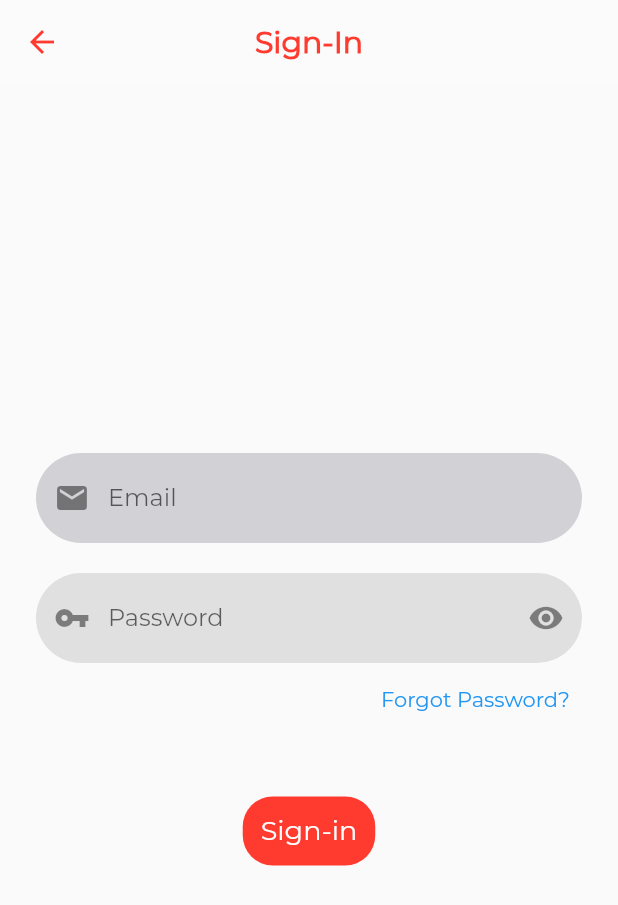
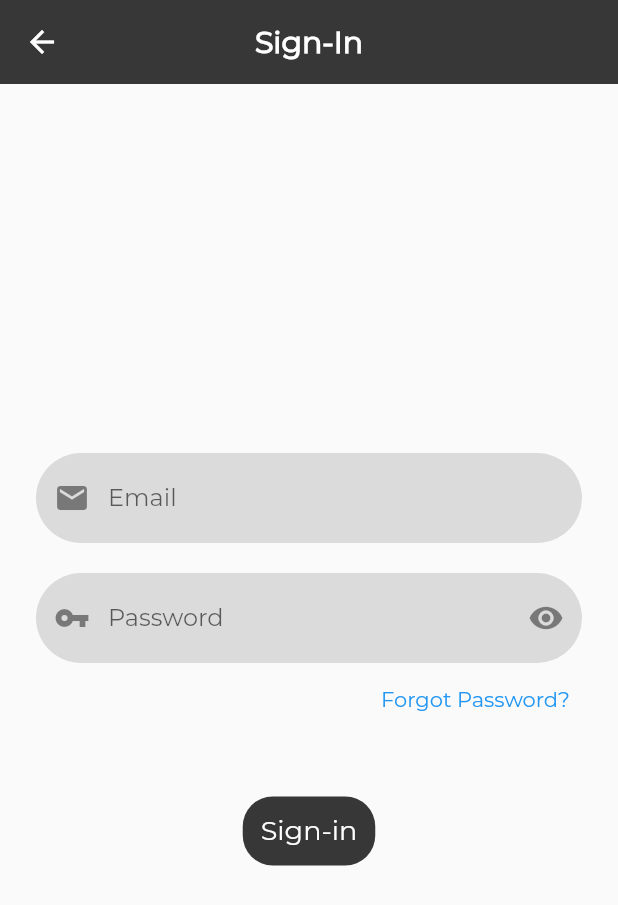
Before and after one commit to ritamk/decorator, a Flutter app: the screen it shows after launch, after a tap on "Sign-in", on a phone screen of 412 x 824 dp. Shown: the top 905 px of the screen. Run offline on Flutter 3.47's test engine with Material 2 defaults, Android fonts, the phone set to English and light mode, and no system bars; our stand-ins replace cloud_firestore, firebase_auth, firebase_core, flutter_riverpod, shared_preferences; accounts and stored records are empty.

Commit message:
basic structure created

```diff
--- a/lib/main.dart
+++ b/lib/main.dart
@@ -1,7 +1,7 @@
 import 'package:decorator/controller/shared_pref.dart';
+import 'package:decorator/shared/constants.dart';
 import 'package:decorator/wrapper.dart';
 import 'package:firebase_core/firebase_core.dart';
-import 'package:flutter/cupertino.dart';
 import 'package:flutter/material.dart';
 
 void main() async {
@@ -19,7 +19,7 @@ class MyApp extends StatelessWidget {
     return MaterialApp(
       title: 'Decorator App',
       theme: mainTheme(),
-      color: CupertinoColors.systemRed,
+      color: buttonCol,
       home: const Wrapper(),
     );
   }
@@ -29,35 +29,22 @@ ThemeData mainTheme() {
   return ThemeData(
     fontFamily: "Montserrat",
     dividerColor: const Color.fromARGB(0, 0, 0, 0),
-    bottomNavigationBarTheme: const BottomNavigationBarThemeData(
-      backgroundColor: Color.fromARGB(76, 255, 255, 255),
-      elevation: 0.0,
-    ),
+    // bottomNavigationBarTheme: const BottomNavigationBarThemeData(
+    //   backgroundColor: Color.fromARGB(76, 255, 255, 255),
+    //   elevation: 0.0,
+    // ),
     appBarTheme: const AppBarTheme(
       centerTitle: true,
       elevation: 0.0,
       titleTextStyle: TextStyle(
         fontSize: 20.0,
-        color: CupertinoColors.systemRed,
+        color: buttonTextCol,
         fontWeight: FontWeight.bold,
         fontFamily: "Montserrat",
       ),
-      backgroundColor: Color.fromARGB(76, 255, 255, 255),
-      foregroundColor: CupertinoColors.systemRed,
+      backgroundColor: buttonCol,
+      foregroundColor: buttonTextCol,
     ),
     primarySwatch: Colors.red,
   );
 }
-
-// CupertinoThemeData mainTheme() {
-//   return const CupertinoThemeData(
-//     primaryColor: CupertinoColors.systemRed,
-//     primaryContrastingColor: CupertinoColors.white,
-//     textTheme: CupertinoTextThemeData(
-//       primaryColor: CupertinoColors.white,
-//       textStyle: TextStyle(fontFamily: "Montserrat"),
-//     ),
-//     barBackgroundColor: CupertinoColors.white,
-//     scaffoldBackgroundColor: CupertinoColors.systemRed,
-//   );
-// }
--- a/lib/shared/constants.dart
+++ b/lib/shared/constants.dart
@@ -1,3 +1,5 @@
+// ignore_for_file: constant_identifier_names
+
 import 'package:flutter/cupertino.dart';
 import 'package:flutter/material.dart';
 
@@ -11,35 +13,9 @@ const List<String> ITEMS = <String>[
   "Balloon",
 ];
 
-ButtonStyle authSignInBtnStyle() {
-  return ButtonStyle(
-    backgroundColor: MaterialStateProperty.all(CupertinoColors.systemRed),
-    foregroundColor: MaterialStateProperty.all(CupertinoColors.white),
-    shape: MaterialStateProperty.all(
-        RoundedRectangleBorder(borderRadius: BorderRadius.circular(20.0))),
-    alignment: Alignment.center,
-  );
-}
+const Text decoratorText = Text("DECORATOR'S",
+    style: TextStyle(fontWeight: FontWeight.bold, fontSize: 26.0));
 
-InputDecoration authTextInputDecoration(
-    String label, IconData suffixIcon, String? prefix) {
-  return InputDecoration(
-    prefixText: prefix ?? "",
-    contentPadding: const EdgeInsets.all(20.0),
-    fillColor: CupertinoColors.systemGrey4,
-    filled: true,
-    prefixIcon: Icon(suffixIcon),
-    labelText: label,
-    floatingLabelBehavior: FloatingLabelBehavior.never,
-    border: textFieldBorder(),
-    focusedBorder: textFieldBorder(),
-    errorBorder: textFieldBorder(),
-  );
-}
-
-OutlineInputBorder textFieldBorder() {
-  return OutlineInputBorder(
-    borderSide: BorderSide.none,
-    borderRadius: BorderRadius.circular(30.0),
-  );
-}
+const Color buttonCol = Color.fromARGB(255, 55, 55, 55);
+const Color buttonTextCol = Color.fromARGB(255, 255, 255, 255);
+const Color formFieldCol = Color.fromARGB(255, 219, 219, 219);
--- a/lib/shared/loading.dart
+++ b/lib/shared/loading.dart
@@ -1,5 +1,4 @@
 import 'package:flutter/cupertino.dart';
-import 'package:flutter/material.dart';
 
 class Loading extends StatelessWidget {
   const Loading({Key? key, required this.white, this.rad}) : super(key: key);
--- /dev/null
+++ b/lib/shared/widget_des.dart
@@ -0,0 +1,35 @@
+import 'package:decorator/shared/constants.dart';
+import 'package:flutter/material.dart';
+
+ButtonStyle authSignInBtnStyle() {
+  return ButtonStyle(
+    backgroundColor: MaterialStateProperty.all(buttonCol),
+    foregroundColor: MaterialStateProperty.all(buttonTextCol),
+    shape: MaterialStateProperty.all(
+        RoundedRectangleBorder(borderRadius: BorderRadius.circular(20.0))),
+    alignment: Alignment.center,
+  );
+}
+
+InputDecoration authTextInputDecoration(
+    String label, IconData suffixIcon, String? prefix) {
+  return InputDecoration(
+    prefixText: prefix ?? "",
+    contentPadding: const EdgeInsets.all(20.0),
+    fillColor: formFieldCol,
+    filled: true,
+    prefixIcon: Icon(suffixIcon),
+    labelText: label,
+    floatingLabelBehavior: FloatingLabelBehavior.never,
+    border: textFieldBorder(),
+    focusedBorder: textFieldBorder(),
+    errorBorder: textFieldBorder(),
+  );
+}
+
+OutlineInputBorder textFieldBorder() {
+  return OutlineInputBorder(
+    borderSide: BorderSide.none,
+    borderRadius: BorderRadius.circular(30.0),
+  );
+}
--- a/lib/view/auth/auth_page.dart
+++ b/lib/view/auth/auth_page.dart
@@ -1,4 +1,5 @@
 import 'package:decorator/shared/constants.dart';
+import 'package:decorator/shared/widget_des.dart';
 import 'package:decorator/view/auth/sign_in.dart';
 import 'package:decorator/view/auth/sign_up.dart';
 import 'package:flutter/cupertino.dart';
@@ -16,12 +17,7 @@ class AuthPage extends StatelessWidget {
           children: <Widget>[
             const Padding(
               padding: EdgeInsets.all(12.0),
-              child: Center(
-                child: Text(
-                  "DECORATOR'S",
-                  style: TextStyle(fontWeight: FontWeight.bold, fontSize: 26.0),
-                ),
-              ),
+              child: Center(child: decoratorText),
             ),
             Expanded(
               child: Row(
@@ -35,7 +31,7 @@ class AuthPage extends StatelessWidget {
                     child: const Padding(
                       padding: EdgeInsets.all(4.0),
                       child: Text(
-                        "Register",
+                        "Sign-up",
                         style: TextStyle(
                             fontSize: 17.0, fontWeight: FontWeight.bold),
                       ),
--- a/lib/view/auth/sign_in.dart
+++ b/lib/view/auth/sign_in.dart
@@ -3,6 +3,7 @@ import 'package:decorator/controller/shared_pref.dart';
 import 'package:decorator/shared/constants.dart';
 import 'package:decorator/shared/loading.dart';
 import 'package:decorator/shared/snackbar.dart';
+import 'package:decorator/shared/widget_des.dart';
 import 'package:decorator/view/home/home_page.dart';
 import 'package:flutter/cupertino.dart';
 import 'package:flutter/material.dart';
@@ -38,7 +39,7 @@ class _SignInPageState extends State<SignInPage> {
             key: _formKey,
             child: Column(
               children: <Widget>[
-                // Email form field
+                // email form field
                 TextFormField(
                   decoration:
                       authTextInputDecoration("Email", Icons.mail, null),
@@ -46,16 +47,17 @@ class _SignInPageState extends State<SignInPage> {
                   validator: (val) =>
                       val!.isEmpty ? "Please enter your email" : null,
                   onChanged: (val) => mail = val,
+                  keyboardType: TextInputType.emailAddress,
                   textInputAction: TextInputAction.next,
                   onFieldSubmitted: (val) =>
                       FocusScope.of(context).requestFocus(_passFocusNode),
                 ),
                 const SizedBox(height: 20.0),
-                // Password form field
+                // password form field
                 TextFormField(
                   decoration: InputDecoration(
                     contentPadding: const EdgeInsets.all(20.0),
-                    fillColor: Colors.grey.shade300,
+                    fillColor: formFieldCol,
                     filled: true,
                     prefixIcon: const Icon(Icons.vpn_key),
                     labelText: "Password",
@@ -79,6 +81,7 @@ class _SignInPageState extends State<SignInPage> {
                   onFieldSubmitted: (val) => FocusScope.of(context).unfocus(),
                   obscureText: _hidePassword,
                 ),
+                // forgot password button
                 Row(
                   mainAxisAlignment: MainAxisAlignment.end,
                   children: <Widget>[
@@ -94,6 +97,7 @@ class _SignInPageState extends State<SignInPage> {
                   ],
                 ),
                 const SizedBox(height: 40.0),
+                // sign in button
                 TextButton(
                   style: authSignInBtnStyle(),
                   onPressed: () => signInLogic(() {
--- a/lib/wrapper.dart
+++ b/lib/wrapper.dart
@@ -1,5 +1,6 @@
 import 'package:decorator/controller/auth.dart';
 import 'package:decorator/controller/shared_pref.dart';
+import 'package:decorator/shared/constants.dart';
 import 'package:decorator/shared/loading.dart';
 import 'package:decorator/view/auth/auth_page.dart';
 import 'package:decorator/view/home/home_page.dart';
@@ -86,12 +87,7 @@ class WrapperBody extends StatelessWidget {
       body: Column(
         mainAxisAlignment: MainAxisAlignment.center,
         children: const <Widget>[
-          Center(
-            child: Text(
-              "DECORATOR'S",
-              style: TextStyle(fontWeight: FontWeight.bold, fontSize: 26.0),
-            ),
-          ),
+          Center(child: decoratorText),
           SizedBox(height: 40.0),
           Loading(white: false, rad: 14.0),
         ],
```
Also changed, not shown: lib/controller/auth.dart (+11 -2 lines), lib/view/auth/sign_up.dart (+30 -20 lines), lib/view/home/add_order_page.dart (added, +19 -0 lines), lib/view/home/home_drawer.dart (added, +18 -0 lines), lib/view/home/home_page.dart (+20 -2 lines).
